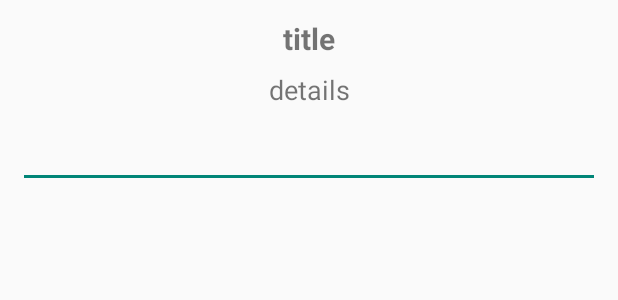
After one commit to kongsin/MyCore, an Android app: the layout single_input_dialog.xml on its own in the app's theme, with its tools: preview values and no code run, on a phone screen of 412 x 824 dp. The commit adds this screen. Shown: the top 300 px of the screen. Run offline under Robolectric (Android 15) with nearby library versions, the phone set to English and light mode, and no system bars.

Commit message:
add input dialog

```diff
--- /dev/null
+++ b/app/src/main/res/layout/single_input_dialog.xml
@@ -0,0 +1,33 @@
+<?xml version="1.0" encoding="utf-8"?>
+<LinearLayout xmlns:android="http://schemas.android.com/apk/res/android"
+    android:orientation="vertical" android:layout_width="match_parent"
+    android:layout_height="match_parent"
+    android:padding="12dp">
+
+    <TextView
+        android:layout_width="match_parent"
+        android:layout_height="wrap_content"
+        android:text="title"
+        android:id="@+id/title"
+        android:layout_gravity="center_horizontal"
+        android:textSize="20sp"
+        android:gravity="center"
+        android:textStyle="bold" />
+
+    <TextView
+        android:layout_width="match_parent"
+        android:layout_height="wrap_content"
+        android:text="details"
+        android:id="@+id/details"
+        android:textSize="18sp"
+        android:layout_marginTop="8dp"
+        android:gravity="center" />
+
+    <EditText
+        android:layout_width="match_parent"
+        android:layout_height="wrap_content"
+        android:id="@+id/input_text"
+        android:layout_marginTop="8dp"
+        android:singleLine="true"
+        android:gravity="center" />
+</LinearLayout>
```
Also changed, not shown: app/src/main/java/omg/mycore/Core.java (+115 -0 lines), app/src/main/java/omg/mycore/MainActivity.java (+18 -5 lines).
